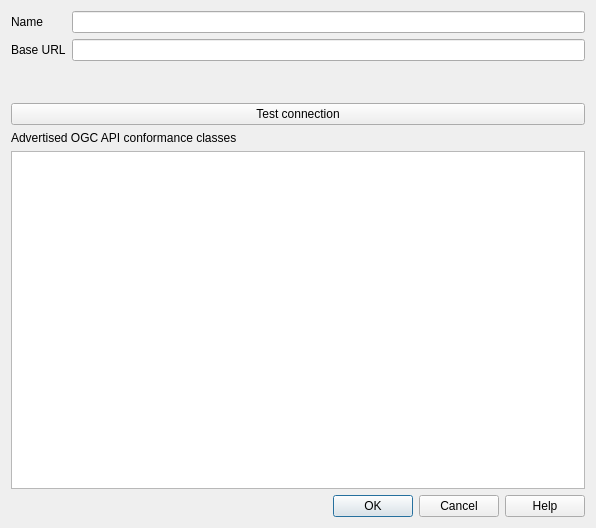
Above: src/qgis_oacs/ui/data_source_connection_dialog.ui from byteroad/qgis-oacs-plugin before the change. Below: the same form after it.
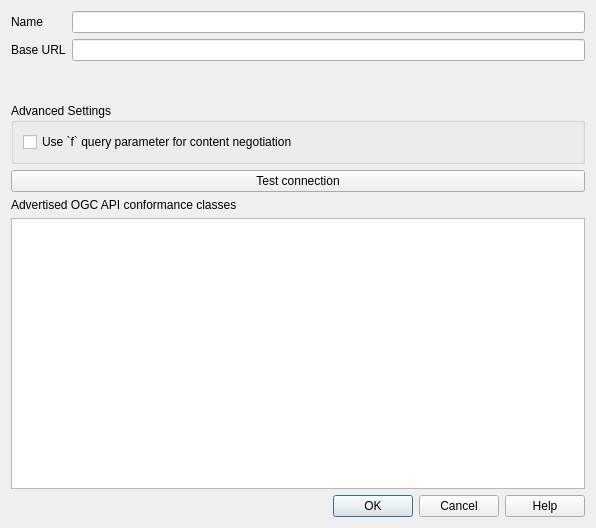
That is the form after the change. Custom widgets are drawn as their Qt base class.

What changed in the file:
```diff
--- a/src/qgis_oacs/ui/data_source_connection_dialog.ui
+++ b/src/qgis_oacs/ui/data_source_connection_dialog.ui
@@ -13,7 +13,7 @@
   <property name="windowTitle">
    <string>OGC API - Connected Systems plugin - New Connection Configuration</string>
   </property>
-  <layout class="QVBoxLayout" name="verticalLayout">
+  <layout class="QVBoxLayout" name="verticalLayout_2">
    <item>
     <widget class="QFrame" name="connection_details">
      <property name="frameShape">
@@ -78,6 +78,22 @@
      </property>
     </widget>
    </item>
+   <item>
+    <widget class="QgsCollapsibleGroupBox" name="advanced_settings_gb">
+     <property name="title">
+      <string>Advanced Settings</string>
+     </property>
+     <layout class="QVBoxLayout" name="verticalLayout">
+      <item>
+       <widget class="QCheckBox" name="use_f_query_param_cb">
+        <property name="text">
+         <string>Use `f` query parameter for content negotiation</string>
+        </property>
+       </widget>
+      </item>
+     </layout>
+    </widget>
+   </item>
    <item>
     <widget class="QPushButton" name="connect_pb">
      <property name="sizePolicy">
@@ -119,6 +135,12 @@
    <extends>QWidget</extends>
    <header>qgsauthconfigselect.h</header>
   </customwidget>
+  <customwidget>
+   <class>QgsCollapsibleGroupBox</class>
+   <extends>QGroupBox</extends>
+   <header>qgscollapsiblegroupbox.h</header>
+   <container>1</container>
+  </customwidget>
  </customwidgets>
  <tabstops>
   <tabstop>name_le</tabstop>
```
